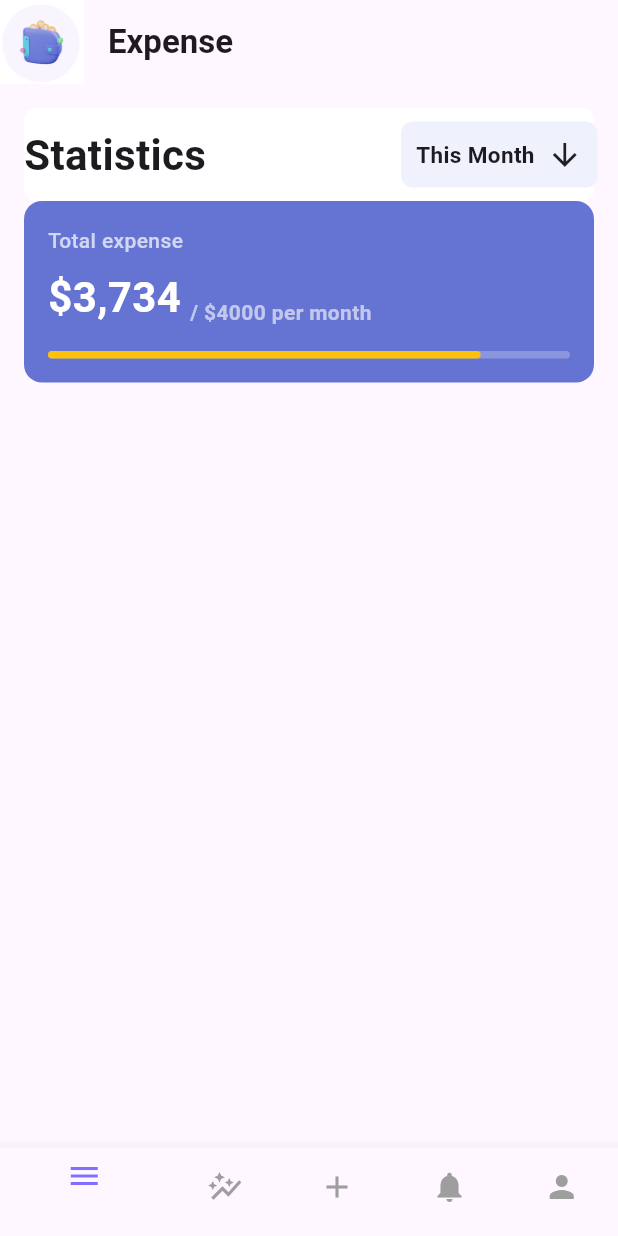
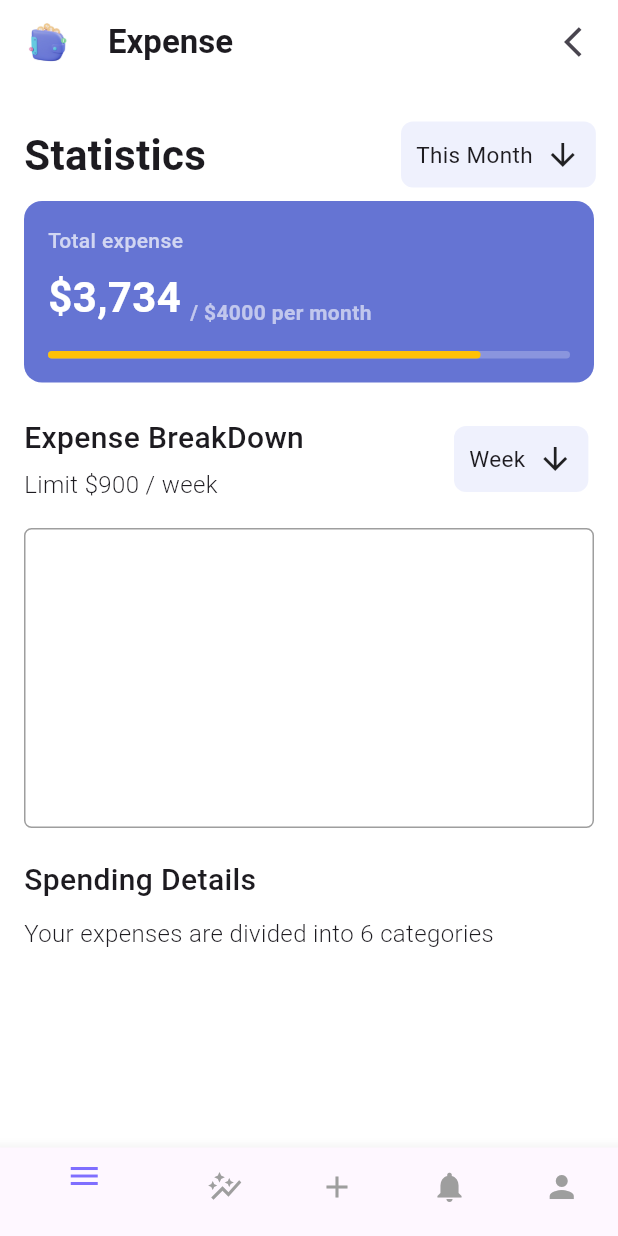
Before and after one commit to raunak2909/expenso_368, a Flutter app: the FirstPage screen opened by its route, on a phone screen of 412 x 824 dp. Run offline on Flutter 3.47's test engine with Material 3 defaults, Android fonts, the phone set to English and light mode, and no system bars; our stand-ins replace sqflite; accounts and stored records are empty.

Commit message:
updated code

```diff
--- a/lib/main.dart
+++ b/lib/main.dart
@@ -11,7 +11,7 @@ class MyApp extends StatelessWidget {
   @override
   Widget build(BuildContext context) {
     return MaterialApp(
-      title: "Expense Applicaion",
+      title: "Expense App",
       initialRoute: AppRoutes.SPLASH_PAGE_ROUTE,
       routes: AppRoutes.mRoutes,
       debugShowCheckedModeBanner: false,
--- a/lib/routes/app_routes.dart
+++ b/lib/routes/app_routes.dart
@@ -1,4 +1,4 @@
-import 'package:expense_app/splash/splash_page.dart';
+import 'package:expense_app/ui/pages/splash/splash_page.dart';
 import 'package:expense_app/ui/features/auth/SignUpScreen.dart';
 import 'package:expense_app/ui/features/auth/WelcomeScreen.dart';
 import 'package:expense_app/ui/features/auth/login_screen.dart';
--- a/lib/ui/features/auth/SignUpScreen.dart
+++ b/lib/ui/features/auth/SignUpScreen.dart
@@ -36,7 +36,7 @@ class SignUpScreen extends StatelessWidget {
                   ),
                 ),
               ),
-              const SizedBox(height: 20),
+              const SizedBox(height: 15),
               TextFormField(
                 decoration: InputDecoration(
                   labelText: 'Name',
@@ -64,7 +64,7 @@ class SignUpScreen extends StatelessWidget {
                   ),
                 ),
               ),
-              const SizedBox(height: 10),
+              const SizedBox(height: 15),
               SizedBox(
                 width: double.infinity,
                 child: ElevatedButton(
--- a/lib/ui/pages/first_page.dart
+++ b/lib/ui/pages/first_page.dart
@@ -1,3 +1,4 @@
+import 'package:expense_app/routes/app_routes.dart';
 import 'package:flutter/material.dart';
 
 class FirstPage extends StatelessWidget {
@@ -6,10 +7,23 @@ class FirstPage extends StatelessWidget {
   @override
   Widget build(BuildContext context) {
     return Scaffold(
+      backgroundColor: Color(0XFFFFFFFF),
       appBar: AppBar(
-        leading: Image.asset(
-          'assets/images/splash image.png',
-          fit: BoxFit.contain,
+        actions: [
+          IconButton(
+            onPressed: () {
+              Navigator.pushNamed(context, AppRoutes.HOME_PAGE_ROUTE);
+            },
+            icon: Icon(Icons.arrow_back_ios),
+          ),
+        ],
+        backgroundColor: Color(0XFFFFFFFF),
+        leading: Padding(
+          padding: const EdgeInsets.only(left: 8.0),
+          child: Image.asset(
+            'assets/images/splash_image-logo.png',
+            fit: BoxFit.contain,
+          ),
         ),
         title: Text(
           "Expense",
@@ -48,7 +62,7 @@ class FirstPage extends StatelessWidget {
                           Text(
                             "This Month",
                             style: TextStyle(
-                              fontWeight: FontWeight.w700,
+                              fontWeight: FontWeight.w400,
                               fontSize: 15,
                             ),
                           ),
@@ -126,6 +140,89 @@ class FirstPage extends StatelessWidget {
                 ],
               ),
             ),
+            SizedBox(height: 20),
+            Container(
+              height: 62,
+              width: double.infinity,
+              decoration: BoxDecoration(
+                color: Color(0XFFFFFFFF),
+                borderRadius: BorderRadius.circular(8),
+              ),
+              child: Row(
+                children: [
+                  Column(
+                    mainAxisAlignment: MainAxisAlignment.center,
+                    crossAxisAlignment: CrossAxisAlignment.start,
+                    children: [
+                      Text(
+                        "Expense BreakDown",
+                        style: TextStyle(
+                          fontSize: 20,
+                          fontWeight: FontWeight.w500,
+                        ),
+                      ),
+                      SizedBox(height: 5),
+                      Text(
+                        "Limit \$900 / week",
+                        style: TextStyle(
+                          fontSize: 16,
+                          fontWeight: FontWeight.w300,
+                        ),
+                      ),
+                    ],
+                  ),
+                  Container(
+                    margin: const EdgeInsets.only(left: 100),
+                    decoration: BoxDecoration(
+                      color: Color(0XFFEFF1FD),
+                      borderRadius: BorderRadius.circular(8),
+                    ),
+                    child: Padding(
+                      padding: const EdgeInsets.all(10),
+                      child: Row(
+                        children: [
+                          Text(
+                            "Week",
+                            style: TextStyle(
+                              fontWeight: FontWeight.w400,
+                              fontSize: 15,
+                            ),
+                          ),
+                          SizedBox(width: 8),
+                          Icon(Icons.arrow_downward_outlined),
+                        ],
+                      ),
+                    ),
+                  ),
+                ],
+              ),
+            ),
+            SizedBox(height: 15),
+            Container(
+              width: double.infinity,
+              height: 200,
+              decoration: BoxDecoration(
+                borderRadius: BorderRadius.circular(5),
+                border: Border.all(color: Colors.grey),
+              ),
+            ),
+            SizedBox(height: 20),
+            Column(
+              mainAxisAlignment: MainAxisAlignment.center,
+              crossAxisAlignment: CrossAxisAlignment.start,
+              children: [
+                Text(
+                  "Spending Details",
+                  style: TextStyle(fontSize: 20, fontWeight: FontWeight.w500),
+                ),
+                SizedBox(height: 10),
+                Text(
+                  "Your expenses are divided into 6 categories",
+                  style: TextStyle(fontSize: 16, fontWeight: FontWeight.w300),
+                ),
+                SizedBox(height: 10),
+              ],
+            ),
           ],
         ),
       ),
```
Also changed, not shown: lib/splash/splash_page.dart (deleted, +0 -47 lines), lib/ui/features/auth/WelcomeScreen.dart (+7 -4 lines), lib/ui/features/auth/login_screen.dart (+3 -4 lines), lib/ui/pages/home_page.dart (+61 -9 lines), lib/ui/pages/splash/splash_page.dart (added, +62 -0 lines), assets/images/splash image.png (deleted), assets/images/splash_image-logo.png (added).
